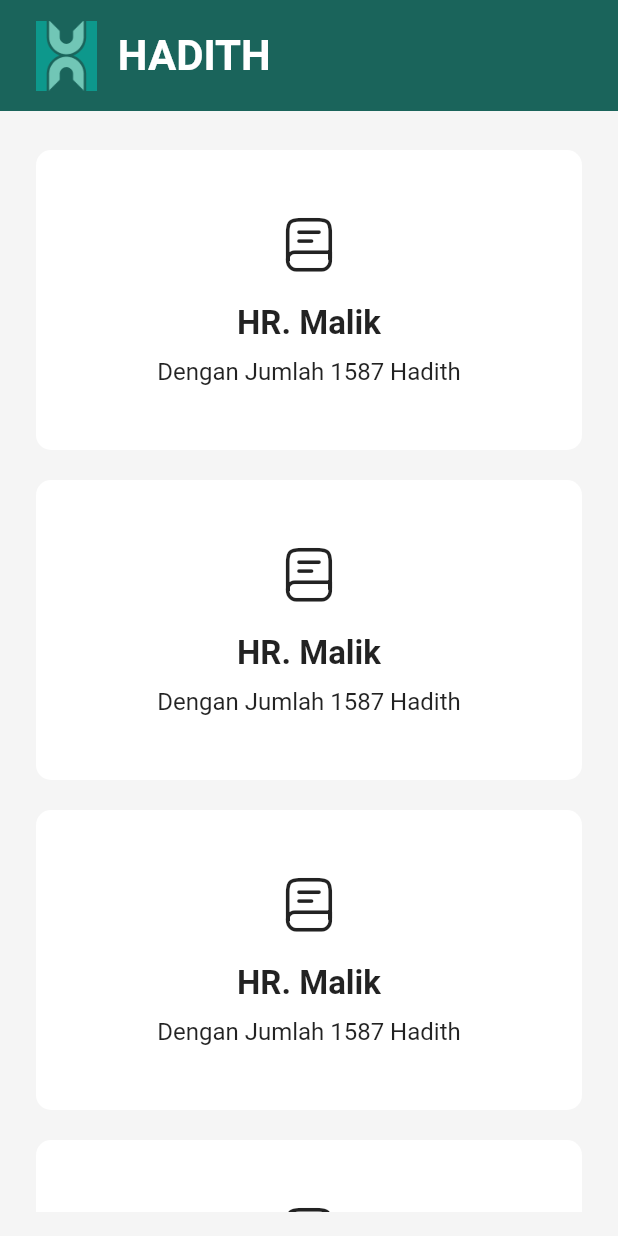
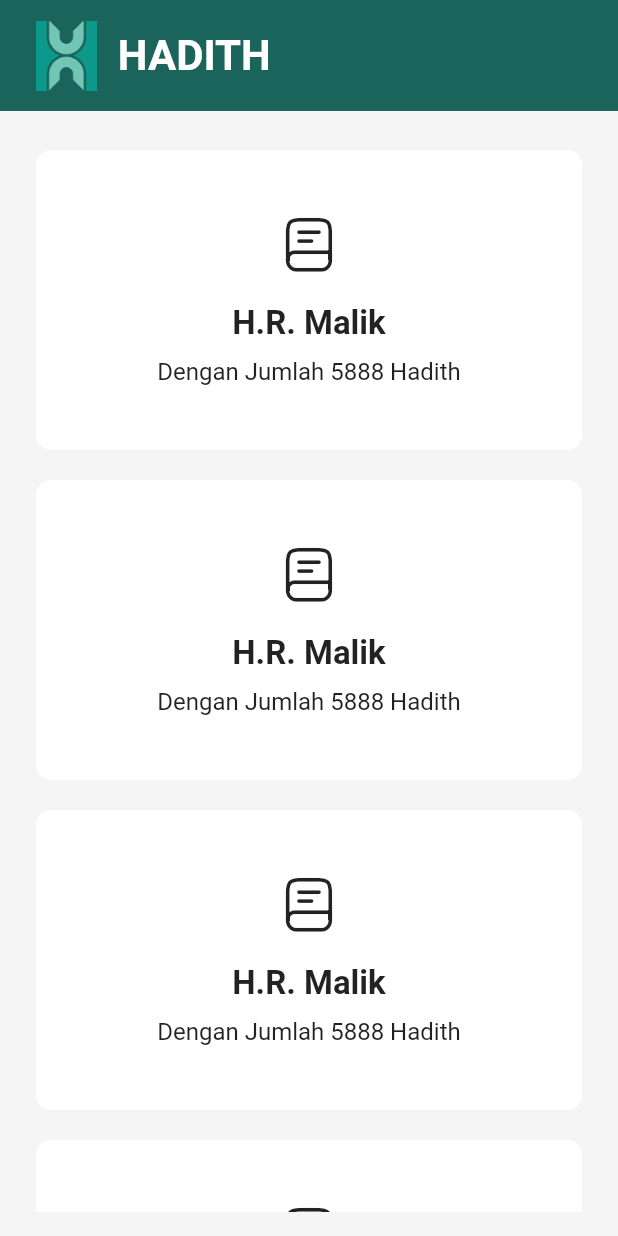
Before and after one commit to hamcuks/flutter-app-hadith, a Flutter app: the screen it shows after launch, on a phone screen of 412 x 824 dp. Run offline on Flutter 3.47's test engine with Material 2 defaults, Android fonts, the phone set to English and light mode, and no system bars.

Commit message:
separating card widget

```diff
--- a/lib/pages/home_page.dart
+++ b/lib/pages/home_page.dart
@@ -1,6 +1,7 @@
 import 'package:flutter/cupertino.dart';
 import 'package:flutter/material.dart';
 import 'package:flutter_hadith_app/iconsax_icons.dart';
+import 'package:flutter_hadith_app/pages/widgets/card.dart';
 
 class HomePage extends StatelessWidget {
   const HomePage({Key? key}) : super(key: key);
@@ -11,12 +12,15 @@ class HomePage extends StatelessWidget {
       body: SafeArea(
         child: Column(
           children: [
-            Header(),
+            _Header(),
             Flexible(
               child: Padding(
                 padding: EdgeInsets.symmetric(horizontal: 24, vertical: 16),
                 child: ListView.builder(
-                  itemBuilder: (BuildContext context, index) => CardHadith(),
+                  itemBuilder: (BuildContext context, index) => CardHadith(
+                    namaHadith: "H.R. Malik",
+                    jumlahData: 5888,
+                  ),
                   itemCount: 9,
                 ),
               ),
@@ -28,8 +32,8 @@ class HomePage extends StatelessWidget {
   }
 }
 
-class Header extends StatelessWidget {
-  const Header({
+class _Header extends StatelessWidget {
+  const _Header({
     Key? key,
   }) : super(key: key);
 
@@ -62,46 +66,3 @@ class Header extends StatelessWidget {
     );
   }
 }
-
-class CardHadith extends StatelessWidget {
-  const CardHadith({
-    Key? key,
-  }) : super(key: key);
-
-  @override
-  Widget build(BuildContext context) {
-    return Container(
-      width: double.infinity,
-      height: 200,
-      margin: EdgeInsets.symmetric(vertical: 10),
-      decoration: BoxDecoration(
-        color: Colors.white,
-        borderRadius: BorderRadius.circular(10),
-      ),
-      child: Column(
-        mainAxisAlignment: MainAxisAlignment.center,
-        crossAxisAlignment: CrossAxisAlignment.center,
-        children: [
-          Icon(
-            Iconsax.book,
-            size: 40,
-          ),
-          SizedBox(
-            height: 20,
-          ),
-          Text(
-            "HR. Malik",
-            style: TextStyle(fontSize: 22, fontWeight: FontWeight.bold),
-          ),
-          SizedBox(
-            height: 10,
-          ),
-          Text(
-            "Dengan Jumlah 1587 Hadith",
-            style: TextStyle(fontSize: 16),
-          )
-        ],
-      ),
-    );
-  }
-}
--- /dev/null
+++ b/lib/pages/widgets/card.dart
@@ -0,0 +1,48 @@
+import 'package:flutter/material.dart';
+import 'package:flutter_hadith_app/iconsax_icons.dart';
+
+class CardHadith extends StatelessWidget {
+  const CardHadith(
+      {Key? key, required this.namaHadith, required this.jumlahData})
+      : super(key: key);
+
+  final String namaHadith;
+  final int jumlahData;
+
+  @override
+  Widget build(BuildContext context) {
+    return Container(
+      width: double.infinity,
+      height: 200,
+      margin: EdgeInsets.symmetric(vertical: 10),
+      decoration: BoxDecoration(
+        color: Colors.white,
+        borderRadius: BorderRadius.circular(10),
+      ),
+      child: Column(
+        mainAxisAlignment: MainAxisAlignment.center,
+        crossAxisAlignment: CrossAxisAlignment.center,
+        children: [
+          Icon(
+            Iconsax.book,
+            size: 40,
+          ),
+          SizedBox(
+            height: 20,
+          ),
+          Text(
+            namaHadith,
+            style: TextStyle(fontSize: 22, fontWeight: FontWeight.bold),
+          ),
+          SizedBox(
+            height: 10,
+          ),
+          Text(
+            "Dengan Jumlah ${jumlahData} Hadith",
+            style: TextStyle(fontSize: 16),
+          )
+        ],
+      ),
+    );
+  }
+}
```
